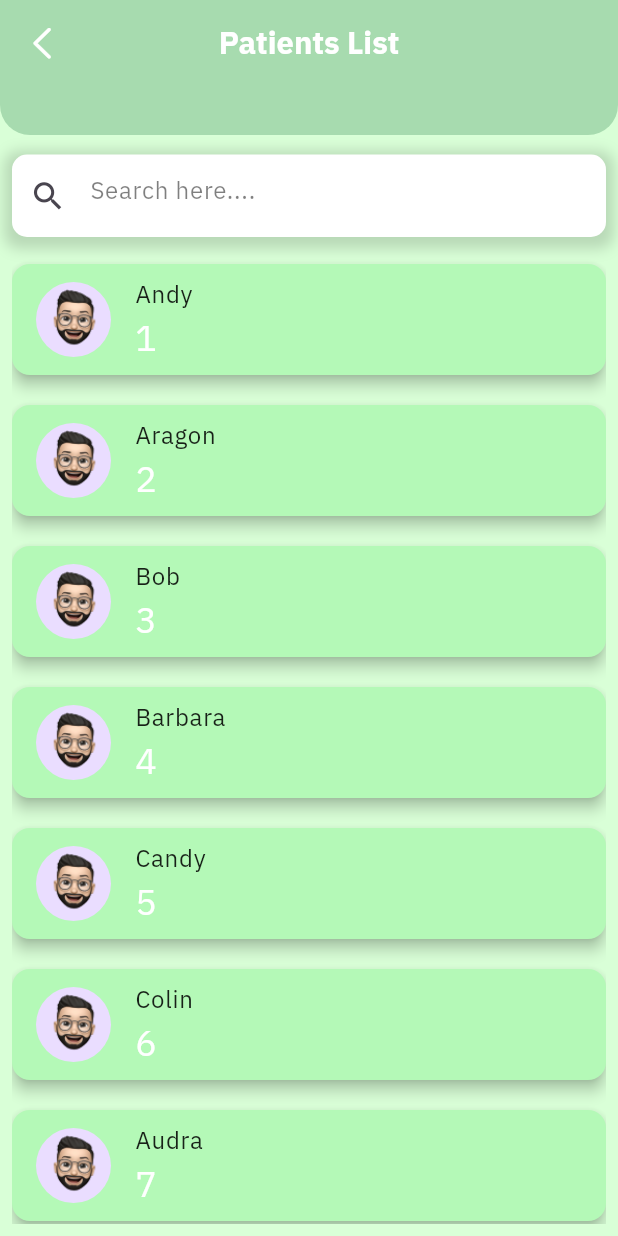
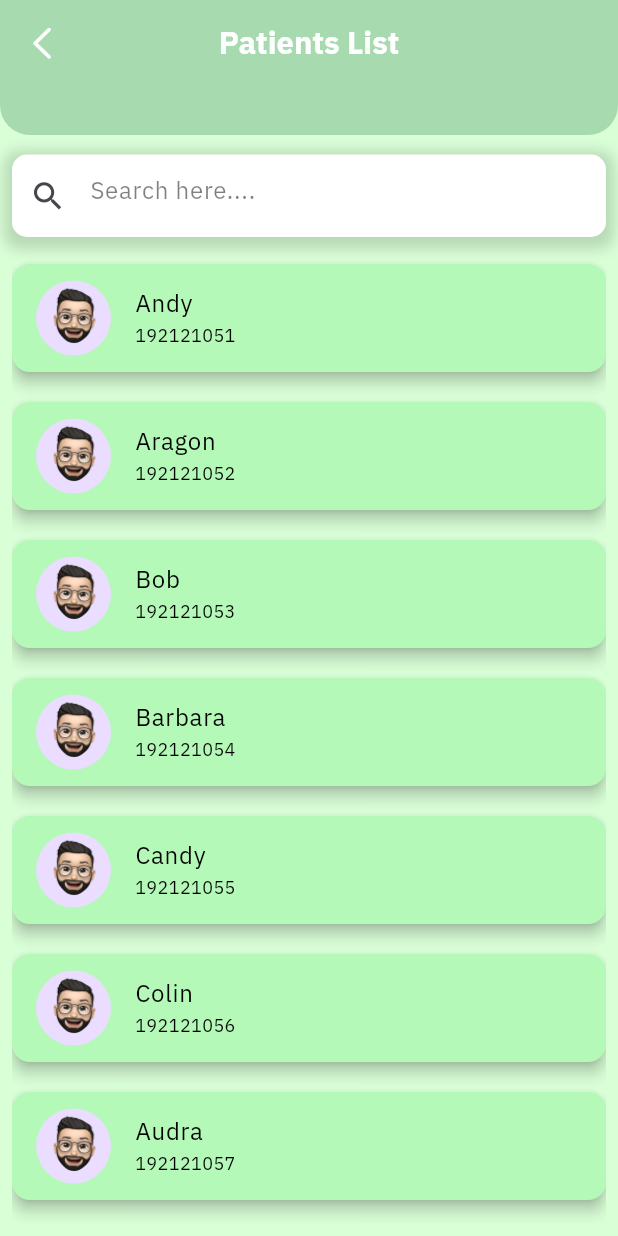
Before and after one commit to SIVANESANTN31/TRACHCARE, a Flutter app: the patientslist screen opened directly, on a phone screen of 412 x 824 dp. Run offline on Flutter 3.47's test engine with Material 3 defaults, Android fonts, the phone set to English and light mode, and no system bars; our stand-ins replace animate_do, carousel_slider, gap, google_fonts, sizer.

Commit message:
small small changes

```diff
--- a/trachcare/lib/Screens/Views/Doctor/AddExVideos.dart
+++ b/trachcare/lib/Screens/Views/Doctor/AddExVideos.dart
@@ -5,6 +5,6 @@ class Adexvideos extends StatelessWidget {
 
   @override
   Widget build(BuildContext context) {
-    return Container();
+    return Center(child: Text('Patients details'),);
   }
 }
--- a/trachcare/lib/Screens/Views/Doctor/Bottomnavigator/Doctorsdashboard.dart
+++ b/trachcare/lib/Screens/Views/Doctor/Bottomnavigator/Doctorsdashboard.dart
@@ -6,6 +6,7 @@ import "package:flutter/widgets.dart";
 import "package:gap/gap.dart";
 import "package:google_fonts/google_fonts.dart";
 import "package:sizer/sizer.dart";
+import "package:trachcare/Screens/Views/Doctor/AddExVideos.dart";
 import "package:trachcare/Screens/Views/patient/Bottomnavigationscreens/AudioScreen.dart";
 import "package:trachcare/components/Appbar.dart";
 import "package:trachcare/components/Navbardrawer.dart";
@@ -60,7 +61,7 @@ class DoctorDashBoard extends StatelessWidget {
                         return InkWell(
                           onTap: (){
                             Navigator.push(context, MaterialPageRoute(
-                              builder: (context) => Addpatients(),)
+                              builder: (context) => Adexvideos(),)
                               );
                           },
                           child: Container(
--- a/trachcare/lib/Screens/Views/Doctor/Bottomnavigator/patientslist.dart
+++ b/trachcare/lib/Screens/Views/Doctor/Bottomnavigator/patientslist.dart
@@ -14,16 +14,16 @@ class patientslist extends StatefulWidget {
 class _patientslistState extends State<patientslist> {
 
   final List<Map<String, dynamic>> patientslist = [
-    {"id": 1, "name": "Andy", "age": 29},
-    {"id": 2, "name": "Aragon", "age": 40},
-    {"id": 3, "name": "Bob", "age": 5},
-    {"id": 4, "name": "Barbara", "age": 35},
-    {"id": 5, "name": "Candy", "age": 21},
-    {"id": 6, "name": "Colin", "age": 55},
-    {"id": 7, "name": "Audra", "age": 30},
-    {"id": 8, "name": "Banana", "age": 14},
-    {"id": 9, "name": "Caversky", "age": 100},
-    {"id": 10, "name": "Becky", "age": 32},
+    {"id": 192121051, "name": "Andy", "age": 29},
+    {"id": 192121052, "name": "Aragon", "age": 40},
+    {"id": 192121053, "name": "Bob", "age": 5},
+    {"id": 192121054, "name": "Barbara", "age": 35},
+    {"id": 192121055, "name": "Candy", "age": 21},
+    {"id": 192121056, "name": "Colin", "age": 55},
+    {"id": 192121057, "name": "Audra", "age": 30},
+    {"id": 192121058, "name": "Banana", "age": 14},
+    {"id": 192121059, "name": "Caversky", "age": 100},
+    {"id": 192121060, "name": "Becky", "age": 32},
   ];
 // This list holds the data for the list view
   List<Map<String, dynamic>> display_list = [];
@@ -112,11 +112,11 @@ class _patientslistState extends State<patientslist> {
                                     backgroundImage: AssetImage('assets/images/doctor.png'),
                                   ),
                     title: Text(display_list[index]['name'], style:TextStyle(
-                      color: Colors.black87,
+                      color: Colors.black,
                     )),
                     subtitle:Text(
                      display_list[index]["id"].toString(),
-                      style: const TextStyle(fontSize: 24, color:Colors.white),
+                      style: const TextStyle(fontSize: 12, color:Color.fromARGB(255, 0, 0, 0)),
                     ),
                   ),
                 ),
--- a/trachcare/lib/Screens/Views/Doctor/Patientsdetails.dart
+++ b/trachcare/lib/Screens/Views/Doctor/Patientsdetails.dart
@@ -1,7 +1,7 @@
 import 'package:flutter/material.dart';
 
-class name extends StatelessWidget {
-  const name({super.key});
+class Patientsdetails extends StatelessWidget {
+  const Patientsdetails(patient_name, {super.key, required display_list, required patientslist, required Patientsdetails});
 
   @override
   Widget build(BuildContext context) {
--- a/trachcare/lib/Screens/started/WelcomePage.dart
+++ b/trachcare/lib/Screens/started/WelcomePage.dart
@@ -5,7 +5,7 @@ import "package:gap/gap.dart";
 import "package:google_fonts/google_fonts.dart";
 import "package:sizer/sizer.dart";
 import "package:trachcare/Screens/AuthScreens/Doctorlogin.dart";
-import "package:trachcare/Screens/AuthScreens/PatientLogin copy.dart";
+import "package:trachcare/Screens/AuthScreens/PatientLogin.dart";
 import "package:trachcare/components/Titlebox.dart";
 import "package:trachcare/components/custom_button.dart";
 import "package:trachcare/style/colors.dart";
--- a/trachcare/lib/components/NAppbar.dart
+++ b/trachcare/lib/components/NAppbar.dart
@@ -23,13 +23,16 @@ class NormalAppbar extends StatelessWidget implements PreferredSizeWidget {
       bottom: Radius.circular(20),
 
     )),
-    leading: Icon(CupertinoIcons.chevron_left,color: whiteColor,size: 28.0,),
+    leading: InkWell(
+      onTap:(){
+      Navigator.pop(context);
+    },
+    child: Icon(CupertinoIcons.chevron_left,color: whiteColor,size: 28.0,),),
     title: Text(Title,style: GoogleFonts.ibmPlexSans(
                         textStyle: TextStyle(
                           fontWeight: FontWeight.bold,
                           color: whiteColor,
                             fontSize: 15.sp)),),
-
         centerTitle: true,
         actions: [
             Padding(
```
Also changed, not shown: trachcare/lib/Screens/AuthScreens/DoctorLogin.dart (+5 -5 lines), trachcare/lib/Screens/AuthScreens/Doctorlogin.dart (+5 -5 lines), trachcare/lib/Screens/Views/Doctor/Doctormainscreen.dart (+6 -6 lines), trachcare/lib/Screens/AuthScreens/PatientLogin.dart (renamed from trachcare/lib/Screens/AuthScreens/PatientLogin copy.dart).
